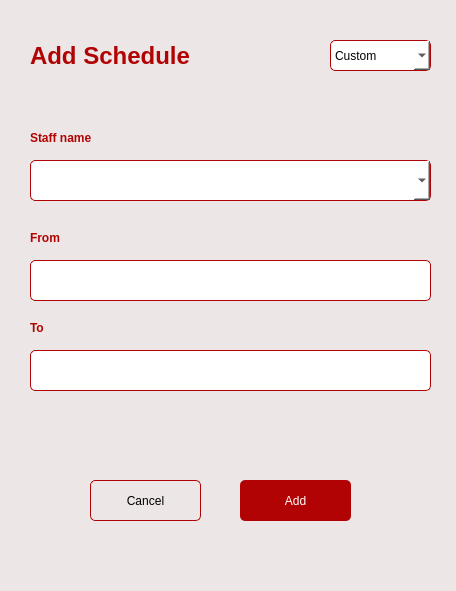
Above: addscheduledialog.ui from gonzxph/Final-Project before the change. Below: the same form after it.
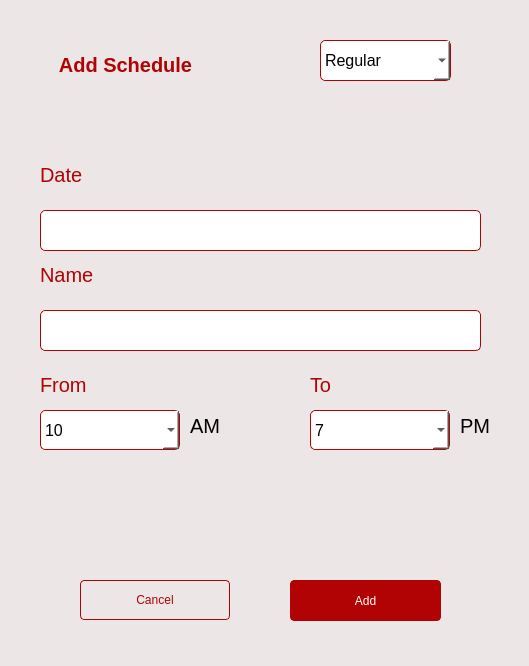
That is the form after the change.

```diff
--- a/addscheduledialog.ui
+++ b/addscheduledialog.ui
@@ -6,227 +6,396 @@
    <rect>
     <x>0</x>
     <y>0</y>
-    <width>456</width>
-    <height>591</height>
+    <width>529</width>
+    <height>666</height>
    </rect>
   </property>
+  <property name="minimumSize">
+   <size>
+    <width>529</width>
+    <height>666</height>
+   </size>
+  </property>
+  <property name="maximumSize">
+   <size>
+    <width>529</width>
+    <height>666</height>
+   </size>
+  </property>
   <property name="windowTitle">
    <string>Dialog</string>
   </property>
+  <layout class="QVBoxLayout" name="verticalLayout">
+   <property name="spacing">
+    <number>0</number>
+   </property>
+   <property name="leftMargin">
+    <number>0</number>
+   </property>
+   <property name="topMargin">
+    <number>0</number>
+   </property>
+   <property name="rightMargin">
+    <number>0</number>
+   </property>
+   <property name="bottomMargin">
+    <number>0</number>
+   </property>
+   <item>
   <widget class="QWidget" name="widget" native="true">
-   <property name="geometry">
-    <rect>
-     <x>0</x>
-     <y>0</y>
-     <width>461</width>
-     <height>591</height>
-    </rect>
-   </property>
    <property name="styleSheet">
     <string notr="true">background-color: rgb(236, 230, 230);</string>
    </property>
-   <widget class="QLabel" name="label">
+     <widget class="QPushButton" name="addbtn">
     <property name="geometry">
      <rect>
-      <x>30</x>
-      <y>40</y>
-      <width>211</width>
-      <height>31</height>
-     </rect>
-    </property>
-    <property name="font">
-     <font>
-      <pointsize>18</pointsize>
-      <weight>75</weight>
-      <bold>true</bold>
-     </font>
-    </property>
-    <property name="styleSheet">
-     <string notr="true">color: rgb(177, 3, 3);</string>
-    </property>
-    <property name="text">
-     <string>Add Schedule</string>
-    </property>
-   </widget>
-   <widget class="QLabel" name="label_2">
-    <property name="geometry">
-     <rect>
-      <x>30</x>
-      <y>130</y>
-      <width>81</width>
-      <height>16</height>
-     </rect>
-    </property>
-    <property name="font">
-     <font>
-      <pointsize>9</pointsize>
-      <weight>75</weight>
-      <bold>true</bold>
-     </font>
-    </property>
-    <property name="styleSheet">
-     <string notr="true">color: rgb(177, 3, 3);</string>
-    </property>
-    <property name="text">
-     <string>Staff name</string>
-    </property>
-   </widget>
-   <widget class="QComboBox" name="comboBox">
-    <property name="geometry">
-     <rect>
-      <x>30</x>
-      <y>160</y>
-      <width>401</width>
+        <x>290</x>
+        <y>580</y>
+        <width>151</width>
       <height>41</height>
      </rect>
     </property>
     <property name="styleSheet">
-     <string notr="true">background-color: rgb(255, 255, 255);
+       <string notr="true">background-color: #B10303;
+color: white;
 border: 1px solid #B10303;
-border-radius: 5px;</string>
-    </property>
-   </widget>
-   <widget class="QLabel" name="label_3">
+border-radius: 4px;
+padding: 7px;</string>
+      </property>
+      <property name="text">
+       <string>Add</string>
+      </property>
+     </widget>
+     <widget class="QPushButton" name="cancelbtn">
     <property name="geometry">
      <rect>
-      <x>30</x>
-      <y>230</y>
-      <width>71</width>
-      <height>16</height>
+        <x>80</x>
+        <y>580</y>
+        <width>150</width>
+        <height>40</height>
+       </rect>
+      </property>
+      <property name="styleSheet">
+       <string notr="true">background-color: rgb(236, 230, 230);
+color: #B10303;
+border: 1px solid #B10303;
+border-radius: 4px;
+padding: 7px;</string>
+      </property>
+      <property name="text">
+       <string>Cancel</string>
+      </property>
+     </widget>
+     <widget class="QLabel" name="fromlabel">
+      <property name="geometry">
+       <rect>
+        <x>40</x>
+        <y>370</y>
+        <width>57</width>
+        <height>30</height>
      </rect>
     </property>
     <property name="font">
      <font>
-      <pointsize>9</pointsize>
-      <weight>75</weight>
-      <bold>true</bold>
+        <pointsize>15</pointsize>
      </font>
     </property>
     <property name="styleSheet">
-     <string notr="true">color: rgb(177, 3, 3);</string>
+       <string notr="true">color: #B10303;</string>
     </property>
     <property name="text">
      <string>From</string>
     </property>
    </widget>
+     <widget class="QComboBox" name="frominput">
+      <property name="geometry">
+       <rect>
+        <x>40</x>
+        <y>410</y>
+        <width>140</width>
+        <height>40</height>
+       </rect>
+      </property>
+      <property name="font">
+       <font>
+        <pointsize>12</pointsize>
+       </font>
+      </property>
+      <property name="styleSheet">
+       <string notr="true">background-color: rgb(255, 255, 255);
+border: 1px solid  #B10303;
+border-radius: 5px;
+padding: 4px;
+</string>
+      </property>
+      <item>
+       <property name="text">
+        <string>10</string>
+       </property>
+      </item>
+      <item>
+       <property name="text">
+        <string>11</string>
+       </property>
+      </item>
+      <item>
+       <property name="text">
+        <string>12</string>
+       </property>
+      </item>
+     </widget>
    <widget class="QLabel" name="label_4">
     <property name="geometry">
      <rect>
-      <x>30</x>
-      <y>320</y>
-      <width>71</width>
-      <height>16</height>
+        <x>190</x>
+        <y>400</y>
+        <width>41</width>
+        <height>51</height>
      </rect>
     </property>
     <property name="font">
      <font>
-      <pointsize>9</pointsize>
+        <pointsize>15</pointsize>
+       </font>
+      </property>
+      <property name="text">
+       <string>AM</string>
+      </property>
+     </widget>
+     <widget class="QLabel" name="label_3">
+      <property name="geometry">
+       <rect>
+        <x>460</x>
+        <y>400</y>
+        <width>41</width>
+        <height>51</height>
+       </rect>
+      </property>
+      <property name="font">
+       <font>
+        <pointsize>15</pointsize>
+       </font>
+      </property>
+      <property name="text">
+       <string>PM</string>
+      </property>
+     </widget>
+     <widget class="QComboBox" name="toinput">
+      <property name="geometry">
+       <rect>
+        <x>310</x>
+        <y>410</y>
+        <width>140</width>
+        <height>40</height>
+       </rect>
+      </property>
+      <property name="font">
+       <font>
+        <pointsize>12</pointsize>
+       </font>
+      </property>
+      <property name="styleSheet">
+       <string notr="true">background-color: rgb(255, 255, 255);
+border: 1px solid  #B10303;
+border-radius: 5px;
+padding: 4px;
+</string>
+      </property>
+      <item>
+       <property name="text">
+        <string>7</string>
+       </property>
+      </item>
+      <item>
+       <property name="text">
+        <string>8</string>
+       </property>
+      </item>
+      <item>
+       <property name="text">
+        <string>9</string>
+       </property>
+      </item>
+     </widget>
+     <widget class="QComboBox" name="comboBox">
+      <property name="geometry">
+       <rect>
+        <x>320</x>
+        <y>40</y>
+        <width>131</width>
+        <height>41</height>
+       </rect>
+      </property>
+      <property name="font">
+       <font>
+        <pointsize>12</pointsize>
+       </font>
+      </property>
+      <property name="styleSheet">
+       <string notr="true">background-color: rgb(255, 255, 255);
+border: 1px solid  #B10303;
+border-radius: 5px;
+padding: 4px;
+</string>
+      </property>
+      <item>
+       <property name="text">
+        <string>Regular</string>
+       </property>
+      </item>
+      <item>
+       <property name="text">
+        <string>Reserve</string>
+       </property>
+      </item>
+      <item>
+       <property name="text">
+        <string>Day off</string>
+       </property>
+      </item>
+     </widget>
+     <widget class="QLabel" name="label">
+      <property name="geometry">
+       <rect>
+        <x>40</x>
+        <y>50</y>
+        <width>171</width>
+        <height>30</height>
+       </rect>
+      </property>
+      <property name="font">
+       <font>
+        <pointsize>15</pointsize>
       <weight>75</weight>
       <bold>true</bold>
      </font>
     </property>
     <property name="styleSheet">
-     <string notr="true">color: rgb(177, 3, 3);</string>
+       <string notr="true">color: #B10303;</string>
     </property>
     <property name="text">
-     <string>To</string>
-    </property>
-   </widget>
-   <widget class="QLineEdit" name="lineEdit">
+       <string>Add Schedule</string>
+      </property>
+      <property name="alignment">
+       <set>Qt::AlignCenter</set>
+      </property>
+     </widget>
+     <widget class="QLabel" name="namelabel">
     <property name="geometry">
      <rect>
-      <x>30</x>
+        <x>40</x>
       <y>260</y>
-      <width>401</width>
-      <height>41</height>
-     </rect>
-    </property>
+        <width>71</width>
+        <height>30</height>
+       </rect>
+      </property>
+      <property name="font">
+       <font>
+        <pointsize>15</pointsize>
+       </font>
+      </property>
     <property name="styleSheet">
-     <string notr="true">background-color: rgb(255, 255, 255);
-border: 1px solid #B10303;
-border-radius: 5px;</string>
-    </property>
-   </widget>
-   <widget class="QLineEdit" name="lineEdit_2">
+       <string notr="true">color: #B10303;</string>
+      </property>
+      <property name="text">
+       <string>Name</string>
+      </property>
+     </widget>
+     <widget class="QLineEdit" name="nameinput">
     <property name="geometry">
      <rect>
-      <x>30</x>
-      <y>350</y>
-      <width>401</width>
+        <x>40</x>
+        <y>310</y>
+        <width>441</width>
       <height>41</height>
      </rect>
     </property>
+      <property name="font">
+       <font>
+        <pointsize>8</pointsize>
+       </font>
+      </property>
     <property name="styleSheet">
      <string notr="true">background-color: rgb(255, 255, 255);
-border: 1px solid #B10303;
-border-radius: 5px;</string>
-    </property>
-   </widget>
-   <widget class="QPushButton" name="pushButton">
+border: 1px solid  #B10303;
+border-radius: 5px;
+padding: 4px;
+</string>
+      </property>
+      <property name="readOnly">
+       <bool>true</bool>
+      </property>
+     </widget>
+     <widget class="QLabel" name="tolabel">
     <property name="geometry">
      <rect>
-      <x>90</x>
-      <y>480</y>
-      <width>111</width>
-      <height>41</height>
-     </rect>
-    </property>
+        <x>310</x>
+        <y>370</y>
+        <width>57</width>
+        <height>30</height>
+       </rect>
+      </property>
+      <property name="font">
+       <font>
+        <pointsize>15</pointsize>
+       </font>
+      </property>
     <property name="styleSheet">
-     <string notr="true">QPushButton{
-	background-color: rgb(236, 230, 230);
-	border: 1px solid #B10303;
-	border-radius: 5px;
-}
-
-QPushButton:hover{
-	background-color: #B10303;
-	color:white;
-
-}</string>
+       <string notr="true">color: #B10303;</string>
     </property>
     <property name="text">
-     <string>Cancel</string>
-    </property>
-   </widget>
-   <widget class="QPushButton" name="pushButton_2">
+       <string>To</string>
+      </property>
+     </widget>
+     <widget class="QLabel" name="datlabel">
     <property name="geometry">
      <rect>
-      <x>240</x>
-      <y>480</y>
-      <width>111</width>
-      <height>41</height>
-     </rect>
-    </property>
+        <x>40</x>
+        <y>160</y>
+        <width>71</width>
+        <height>30</height>
+       </rect>
+      </property>
+      <property name="font">
+       <font>
+        <pointsize>15</pointsize>
+       </font>
+      </property>
     <property name="styleSheet">
-     <string notr="true">background-color: rgb(177, 3, 3);
-color: white;
-border-radius: 5px;</string>
+       <string notr="true">color: #B10303;</string>
     </property>
     <property name="text">
-     <string>Add</string>
-    </property>
-   </widget>
-   <widget class="QComboBox" name="comboBox_2">
+       <string>Date</string>
+      </property>
+     </widget>
+     <widget class="QLineEdit" name="dateinput">
     <property name="geometry">
      <rect>
-      <x>330</x>
-      <y>40</y>
-      <width>101</width>
-      <height>31</height>
-     </rect>
-    </property>
+        <x>40</x>
+        <y>210</y>
+        <width>441</width>
+        <height>41</height>
+       </rect>
+      </property>
+      <property name="font">
+       <font>
+        <pointsize>8</pointsize>
+       </font>
+      </property>
     <property name="styleSheet">
      <string notr="true">background-color: rgb(255, 255, 255);
+border: 1px solid  #B10303;
 border-radius: 5px;
-border: 1px solid #B10303;</string>
-    </property>
-    <item>
-     <property name="text">
-      <string>Custom</string>
-     </property>
-    </item>
-   </widget>
-  </widget>
+padding: 4px;
+</string>
+      </property>
+      <property name="readOnly">
+       <bool>true</bool>
+      </property>
+     </widget>
+    </widget>
+   </item>
+  </layout>
  </widget>
  <resources/>
  <connections/>
```
Lines whose indentation alone changed are shown as unchanged.
